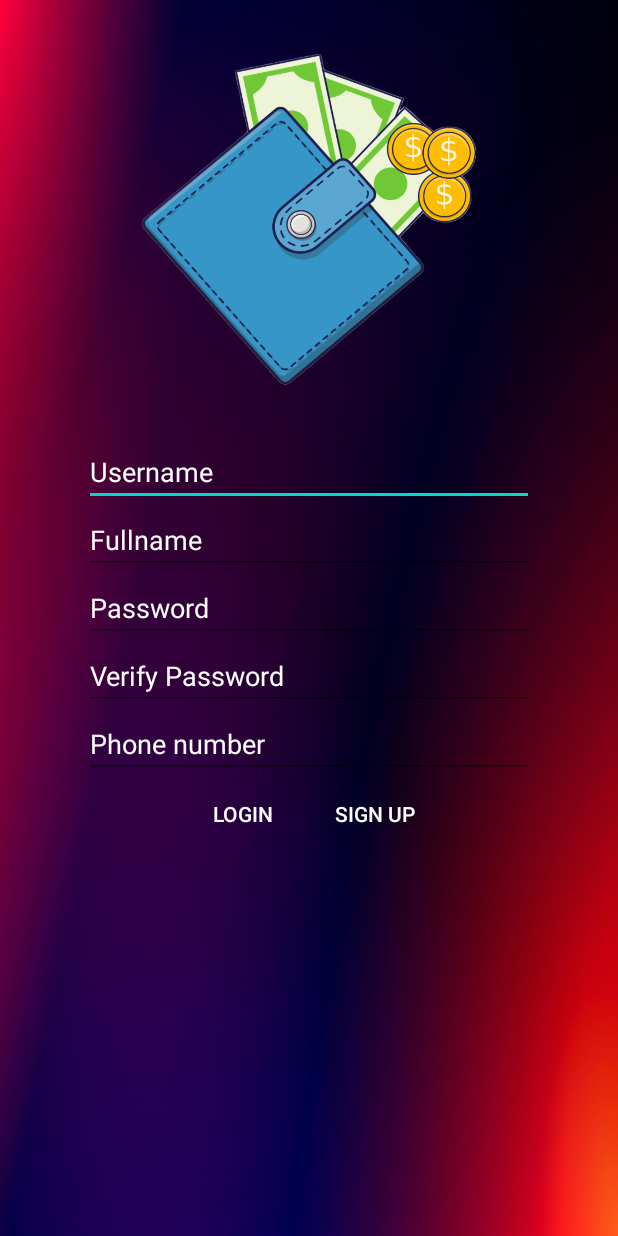
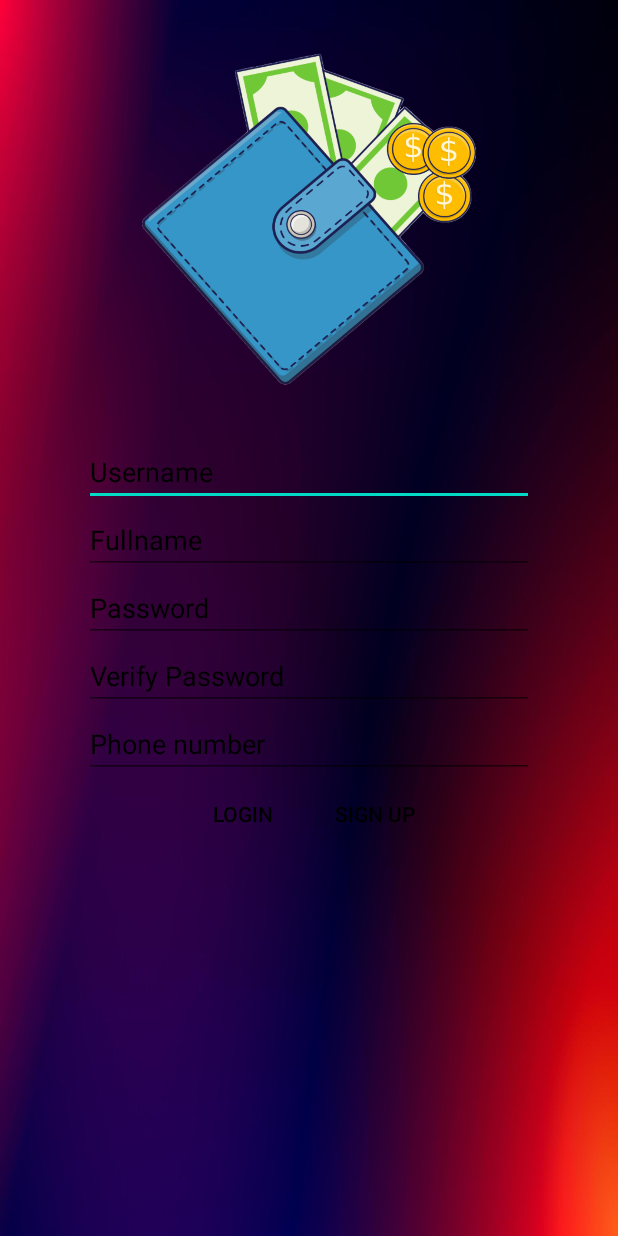
Before and after one commit to Haider-01/CS160-Project, an Android app: the SignUp screen opened directly, with no data from a screen before it, on a phone screen of 412 x 824 dp. Run offline under Robolectric (Android 15) with nearby library versions, the light colour scheme and no system bars.

Commit message:
Color change for all screens back to black

```diff
--- a/app/src/main/res/layout/activity_signup.xml
+++ b/app/src/main/res/layout/activity_signup.xml
@@ -32,10 +32,10 @@
                 android:layout_height="wrap_content"
                 android:layout_centerHorizontal="true"
                 android:hint="Username"
-                android:textColor="#FFFFFF"
-                android:textColorHighlight="#FFFFFF"
-                android:textColorHint="#FFFFFF"
-                android:textColorLink="#FFFFFF" />
+                android:textColor="#000000"
+                android:textColorHighlight="#000000"
+                android:textColorHint="#000000"
+                android:textColorLink="#000000" />
         </RelativeLayout>
 
         <RelativeLayout
@@ -48,10 +48,10 @@
                 android:layout_height="wrap_content"
                 android:layout_centerHorizontal="true"
                 android:hint="Fullname"
-                android:textColor="#FFFFFF"
-                android:textColorHighlight="#FFFFFF"
-                android:textColorHint="#FFFFFF"
-                android:textColorLink="#FFFFFF" />
+                android:textColor="#000000"
+                android:textColorHighlight="#000000"
+                android:textColorHint="#000000"
+                android:textColorLink="#000000" />
         </RelativeLayout>
 
         <RelativeLayout
@@ -65,10 +65,10 @@
                 android:layout_centerHorizontal="true"
                 android:hint="Password"
                 android:password="true"
-                android:textColor="#FFFFFF"
-                android:textColorHighlight="#FFFFFF"
-                android:textColorHint="#FFFFFF"
-                android:textColorLink="#FFFFFF" />
+                android:textColor="#000000"
+                android:textColorHighlight="#000000"
+                android:textColorHint="#000000"
+                android:textColorLink="#000000" />
         </RelativeLayout>
 
         <RelativeLayout
@@ -82,10 +82,10 @@
                 android:layout_centerHorizontal="true"
                 android:hint="Verify Password"
                 android:password="true"
-                android:textColor="#FFFFFF"
-                android:textColorHighlight="#FFFFFF"
-                android:textColorHint="#FFFFFF"
-                android:textColorLink="#FFFFFF" />
+                android:textColor="#000000"
+                android:textColorHighlight="#000000"
+                android:textColorHint="#000000"
+                android:textColorLink="#000000" />
         </RelativeLayout>
 
         <RelativeLayout
@@ -98,10 +98,10 @@
                 android:layout_height="wrap_content"
                 android:layout_centerHorizontal="true"
                 android:hint="Phone number"
-                android:textColor="#FFFFFF"
-                android:textColorHighlight="#FFFFFF"
-                android:textColorHint="#FFFFFF"
-                android:textColorLink="#FFFFFF" />
+                android:textColor="#000000"
+                android:textColorHighlight="#000000"
+                android:textColorHint="#000000"
+                android:textColorLink="#000000" />
         </RelativeLayout>
 
         <RelativeLayout
@@ -121,7 +121,7 @@
                     android:layout_centerHorizontal="true"
                     android:background="?android:attr/selectableItemBackground"
                     android:text="LOGIN"
-                    android:textColor="#FFFFFF" />
+                    android:textColor="#000000" />
 
                 <Button
                     android:id="@+id/btn_register_signup"
@@ -130,7 +130,7 @@
                     android:layout_centerHorizontal="true"
                     android:background="?android:attr/selectableItemBackground"
                     android:text="Sign Up"
-                    android:textColor="#FFFFFF" />
+                    android:textColor="#000000" />
             </LinearLayout>
         </RelativeLayout>
     </LinearLayout>
```
Also changed, not shown: app/src/main/res/layout/activity_dashboard.xml (+24 -24 lines), app/src/main/res/layout/activity_graphscreen.xml (+12 -12 lines), app/src/main/res/layout/activity_graphviewscreen.xml (+20 -20 lines), app/src/main/res/layout/activity_login.xml (+24 -24 lines), app/src/main/res/layout/activity_settings.xml (+6 -6 lines), app/src/main/res/layout/activity_userfields.xml (+22 -22 lines), app/src/main/res/layout/changename.xml (+10 -10 lines), app/src/main/res/layout/changepass.xml (+15 -15 lines), app/src/main/res/layout/expense.xml (+4 -4 lines), app/src/main/res/layout/forgetpass.xml (+10 -10 lines).
